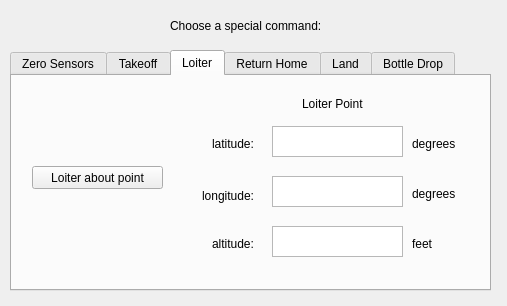
Qt form src/ground_station/resources/cm_window.ui (rosplane/GroundStation) before a commit.
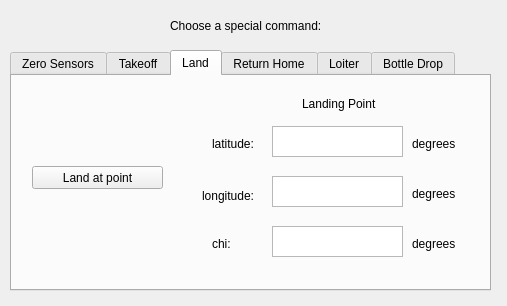
The same form after that commit. The open tabs and pages were chosen to show the change.

Commit message: More waypoint types added, can now send waypoints to plane

What changed in the file:
```diff
--- a/src/ground_station/resources/cm_window.ui
+++ b/src/ground_station/resources/cm_window.ui
@@ -72,7 +72,7 @@
     </widget>
     <widget class="QWidget" name="tab_3">
      <attribute name="title">
-      <string>Loiter</string>
+      <string>Land</string><!--+++++++++++++++++++++++++++++++++++++-->
      </attribute>
      <widget class="QTextEdit" name="loiter_lat_field">
       <property name="geometry">
@@ -114,7 +114,7 @@
        </rect>
       </property>
       <property name="text">
-       <string>Loiter Point</string>
+       <string>Landing Point</string>
       </property>
      </widget>
      <widget class="QLabel" name="label_3">
@@ -153,7 +153,7 @@
        </rect>
       </property>
       <property name="text">
-       <string>feet</string>
+       <string>degrees</string>
       </property>
      </widget>
      <widget class="QLabel" name="label_6">
@@ -192,10 +192,10 @@
        </rect>
       </property>
       <property name="text">
-       <string>altitude:</string>
+       <string>chi:</string>
       </property>
      </widget>
-     <widget class="QPushButton" name="loiter_button">
+     <widget class="QPushButton" name="land_button">
       <property name="geometry">
        <rect>
         <x>20</x>
@@ -205,7 +205,7 @@
        </rect>
       </property>
       <property name="text">
-       <string>Loiter about point</string>
+       <string>Land at point</string><!--++++++++++++++++++++++++++++++++++-->
       </property>
      </widget>
     </widget>
@@ -229,9 +229,9 @@
     </widget>
     <widget class="QWidget" name="tab_5">
      <attribute name="title">
-      <string>Land</string>
+      <string>Loiter</string>
      </attribute>
-     <widget class="QPushButton" name="land_button">
+     <widget class="QPushButton" name="loiter_button">
       <property name="geometry">
        <rect>
         <x>200</x>
@@ -241,7 +241,7 @@
        </rect>
       </property>
       <property name="text">
-       <string>Land Plane</string>
+       <string>Loiter</string>
       </property>
      </widget>
     </widget>
```
Left out of the diff: 6 changed lines with no effect on the pictures. The commit also changes 40 other files.
